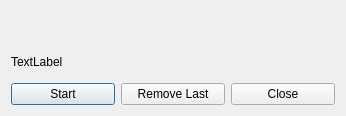
Old version of the form 3DMetrics/tool_line_dialog.ui in the repository IfremerUnderwater/3DMetrics.
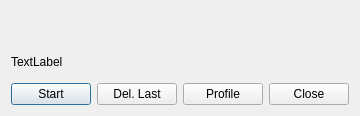
New version of the form. Icons and pictures are not drawn. Custom widgets are drawn as their Qt base class.

Commit message: Profile depth dialog

Patch:
```diff
--- a/3DMetrics/tool_line_dialog.ui
+++ b/3DMetrics/tool_line_dialog.ui
@@ -49,7 +49,14 @@
        <item>
         <widget class="QPushButton" name="removelast_btn">
          <property name="text">
-          <string>Remove Last</string>
+          <string>Del. Last</string>
+         </property>
+        </widget>
+       </item>
+       <item>
+        <widget class="QPushButton" name="profile_btn">
+         <property name="text">
+          <string>Profile</string>
          </property>
         </widget>
        </item>
```
The commit also changes 12 other files.
